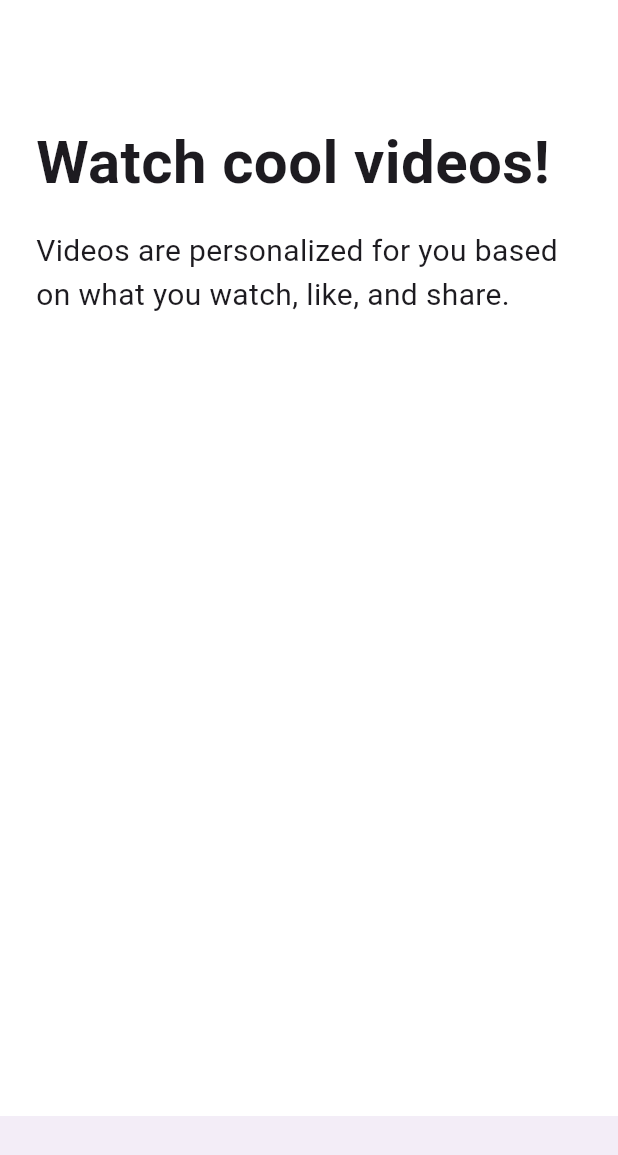
After one commit to dlwls5201/tiktok_clone, a Flutter app: the screen it shows after launch, after a tap on "Next", on a phone screen of 412 x 824 dp. The commit adds this screen. Shown: the top 1155 px of the screen. Run offline on Flutter 3.47's test engine with Material 3 defaults, Android fonts, the phone set to English and light mode, and no system bars; our stand-ins replace font_awesome_flutter.

Commit message:
add tutorial screen

```diff
--- a/lib/features/onboarding/interest_screen.dart
+++ b/lib/features/onboarding/interest_screen.dart
@@ -1,6 +1,7 @@
 import 'package:flutter/material.dart';
 import 'package:tiktok_clone/constants/Gaps.dart';
 import 'package:tiktok_clone/constants/sizes.dart';
+import 'package:tiktok_clone/features/onboarding/tutorial_screen.dart';
 import 'package:tiktok_clone/features/onboarding/widgets/interest_button.dart';
 
 const interests = [
@@ -67,6 +68,11 @@ class _InterestScreenState extends State<InterestScreen> {
         _showTitle = false;
       });
     }
+  }
+
+  void _onNextTap() {
+    Navigator.push(context,
+        MaterialPageRoute(builder: (context) => const TutorialScreen()));
   }
 
   @override
@@ -139,6 +145,8 @@ class _InterestScreenState extends State<InterestScreen> {
             bottom: Sizes.size20,
             top: Sizes.size8,
           ),
+          child: GestureDetector(
+            onTap: _onNextTap,
             child: Container(
               padding: const EdgeInsets.symmetric(
                 vertical: Sizes.size16 + Sizes.size2,
@@ -158,6 +166,7 @@ class _InterestScreenState extends State<InterestScreen> {
             ),
           ),
         ),
+      ),
     );
   }
 }
--- /dev/null
+++ b/lib/features/onboarding/tutorial_screen.dart
@@ -0,0 +1,227 @@
+import 'package:flutter/cupertino.dart';
+import 'package:flutter/material.dart';
+import 'package:tiktok_clone/constants/sizes.dart';
+
+import '../../constants/Gaps.dart';
+
+enum Direction { right, left }
+
+enum Page { first, second }
+
+class TutorialScreen extends StatefulWidget {
+  const TutorialScreen({super.key});
+
+  @override
+  State<TutorialScreen> createState() => _TutorialScreenState();
+}
+
+class _TutorialScreenState extends State<TutorialScreen> {
+  Direction _direction = Direction.right;
+  Page _showingPage = Page.first;
+
+  void _onPanUpdate(DragUpdateDetails details) {
+    if (details.delta.dx > 0) {
+      setState(() {
+        _direction = Direction.right;
+      });
+    } else {
+      setState(() {
+        _direction = Direction.left;
+      });
+    }
+  }
+
+  void _onPanEnd(DragEndDetails detail) {
+    if (_direction == Direction.left) {
+      setState(() {
+        _showingPage = Page.second;
+      });
+    } else {
+      setState(() {
+        _showingPage = Page.first;
+      });
+    }
+  }
+
+  @override
+  Widget build(BuildContext context) {
+    return GestureDetector(
+      onPanUpdate: _onPanUpdate,
+      onPanEnd: _onPanEnd,
+      child: Scaffold(
+        body: Padding(
+          padding: const EdgeInsets.symmetric(
+            horizontal: Sizes.size24,
+          ),
+          child: SafeArea(
+            child: AnimatedCrossFade(
+              firstChild: const Column(
+                crossAxisAlignment: CrossAxisAlignment.start,
+                children: [
+                  Gaps.v80,
+                  Text(
+                    "Watch cool videos!",
+                    style: TextStyle(
+                      fontSize: Sizes.size40,
+                      fontWeight: FontWeight.bold,
+                    ),
+                  ),
+                  Gaps.v16,
+                  Text(
+                    "Videos are personalized for you based on what you watch, like, and share.",
+                    style: TextStyle(
+                      fontSize: Sizes.size20,
+                    ),
+                  ),
+                ],
+              ),
+              secondChild: const Column(
+                crossAxisAlignment: CrossAxisAlignment.start,
+                children: [
+                  Gaps.v80,
+                  Text(
+                    "Follow the rules",
+                    style: TextStyle(
+                      fontSize: Sizes.size40,
+                      fontWeight: FontWeight.bold,
+                    ),
+                  ),
+                  Gaps.v16,
+                  Text(
+                    "Videos are personalized for you based on what you watch, like, and share.",
+                    style: TextStyle(
+                      fontSize: Sizes.size20,
+                    ),
+                  ),
+                ],
+              ),
+              crossFadeState: _showingPage == Page.first
+                  ? CrossFadeState.showFirst
+                  : CrossFadeState.showSecond,
+              duration: const Duration(milliseconds: 300),
+            ),
+          ),
+        ),
+        bottomNavigationBar: BottomAppBar(
+          child: Padding(
+            padding: const EdgeInsets.symmetric(
+              vertical: Sizes.size4,
+              horizontal: Sizes.size4,
+            ),
+            child: AnimatedOpacity(
+              duration: const Duration(milliseconds: 300),
+              opacity: _showingPage == Page.first ? 0 : 1,
+              child: CupertinoButton(
+                  onPressed: () {},
+                  color: Theme.of(context).primaryColor,
+                  child: const Text("Enter the app!")),
+            ),
+          ),
+        ),
+      ),
+    );
+
+    /*return DefaultTabController(
+      length: 3,
+      child: Scaffold(
+        body: const SafeArea(
+          child: TabBarView(
+            children: [
+              Padding(
+                padding: EdgeInsets.symmetric(
+                  horizontal: Sizes.size24,
+                ),
+                child: Column(
+                  crossAxisAlignment: CrossAxisAlignment.start,
+                  children: [
+                    Gaps.v52,
+                    Text(
+                      "Watch cool videos",
+                      style: TextStyle(
+                        fontSize: Sizes.size40,
+                        fontWeight: FontWeight.bold,
+                      ),
+                    ),
+                    Gaps.v16,
+                    Text(
+                      "Videos are personalized for you based on what you watch, like, and share.",
+                      style: TextStyle(
+                        fontSize: Sizes.size20,
+                      ),
+                    )
+                  ],
+                ),
+              ),
+              Padding(
+                padding: EdgeInsets.symmetric(
+                  horizontal: Sizes.size24,
+                ),
+                child: Column(
+                  crossAxisAlignment: CrossAxisAlignment.start,
+                  children: [
+                    Gaps.v52,
+                    Text(
+                      "Follow the rules!",
+                      style: TextStyle(
+                        fontSize: Sizes.size40,
+                        fontWeight: FontWeight.bold,
+                      ),
+                    ),
+                    Gaps.v16,
+                    Text(
+                      "Videos are personalized for you based on what you watch, like, and share.",
+                      style: TextStyle(
+                        fontSize: Sizes.size20,
+                      ),
+                    )
+                  ],
+                ),
+              ),
+              Padding(
+                padding: EdgeInsets.symmetric(
+                  horizontal: Sizes.size24,
+                ),
+                child: Column(
+                  crossAxisAlignment: CrossAxisAlignment.start,
+                  children: [
+                    Gaps.v52,
+                    Text(
+                      "Enjoy the ride",
+                      style: TextStyle(
+                        fontSize: Sizes.size40,
+                        fontWeight: FontWeight.bold,
+                      ),
+                    ),
+                    Gaps.v16,
+                    Text(
+                      "Videos are personalized for you based on what you watch, like, and share.",
+                      style: TextStyle(
+                        fontSize: Sizes.size20,
+                      ),
+                    )
+                  ],
+                ),
+              ),
+            ],
+          ),
+        ),
+        bottomNavigationBar: BottomAppBar(
+          child: Container(
+            padding: const EdgeInsets.symmetric(
+              vertical: Sizes.size12,
+            ),
+            child: const Row(
+              mainAxisAlignment: MainAxisAlignment.center,
+              children: [
+                TabPageSelector(
+                  color: Colors.white,
+                  selectedColor: Colors.black38,
+                ),
+              ],
+            ),
+          ),
+        ),
+      ),
+    );*/
+  }
+}
```
Lines whose indentation alone changed are shown as unchanged.
